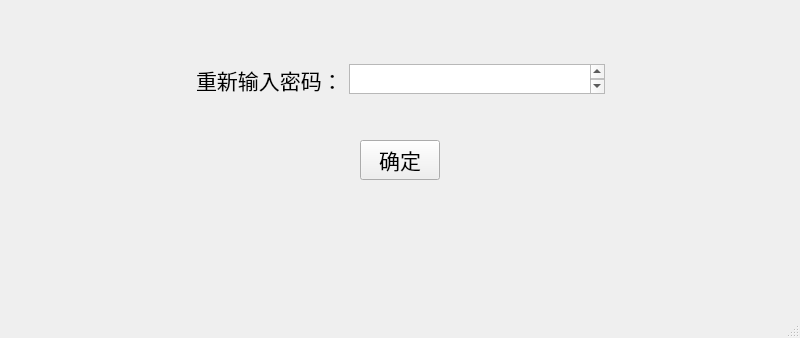
Old version of the form ChatRoom/mainwindowregister.ui in the repository AnsrM/Chat-Project; both pictures show x 0 to 800 and y 262 to 600 of the 800 by 600 pixel window.
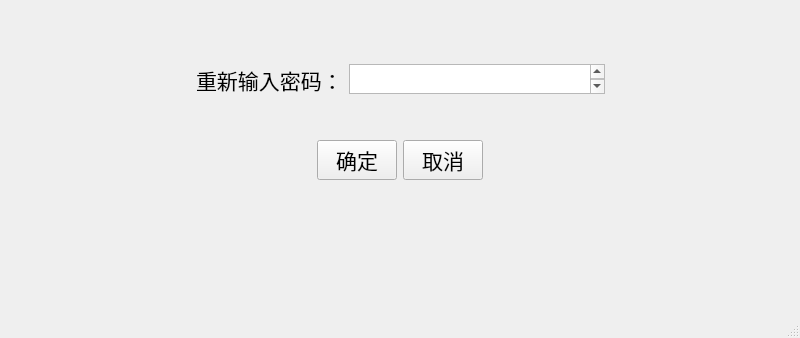
New version of the form.

Commit message: 3 new return buttons

The edit to the form file:
```diff
--- a/ChatRoom/mainwindowregister.ui
+++ b/ChatRoom/mainwindowregister.ui
@@ -251,6 +251,18 @@
          </property>
         </widget>
        </item>
+       <item>
+        <widget class="QPushButton" name="pushButtonReturn">
+         <property name="font">
+          <font>
+           <pointsize>16</pointsize>
+          </font>
+         </property>
+         <property name="text">
+          <string>取消</string>
+         </property>
+        </widget>
+       </item>
        <item>
         <spacer name="horizontalSpacer_44">
          <property name="orientation">
@@ -258,8 +270,8 @@
          </property>
          <property name="sizeHint" stdset="0">
           <size>
-           <width>40</width>
-           <height>20</height>
+           <width>37</width>
+           <height>26</height>
           </size>
          </property>
         </spacer>
```
Left out of the diff: 2 changed lines with no effect on the pictures. The commit also changes 9 other files.
